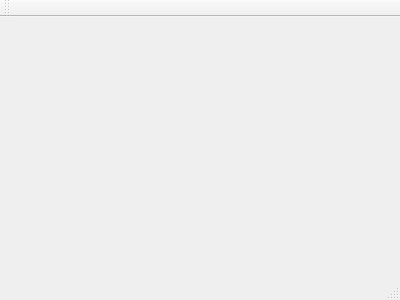
smwoolridge/TicTacToe, file mainwindow.ui: the form before one commit.
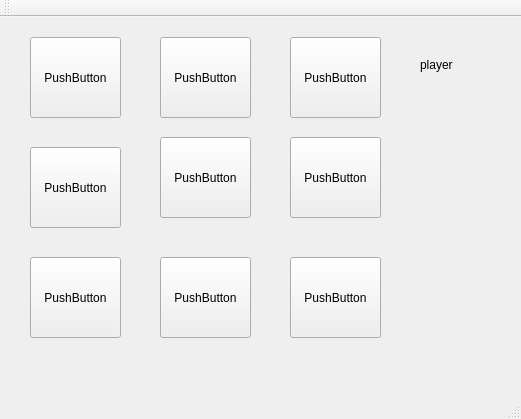
The form after the commit.

What changed in the file:
```diff
--- a/mainwindow.ui
+++ b/mainwindow.ui
@@ -1,24 +1,170 @@
 <ui version="4.0">
  <class>MainWindow</class>
- <widget class="QMainWindow" name="MainWindow" >
-  <property name="geometry" >
+ <widget class="QMainWindow" name="MainWindow">
+  <property name="geometry">
    <rect>
     <x>0</x>
     <y>0</y>
-    <width>400</width>
-    <height>300</height>
+    <width>521</width>
+    <height>419</height>
    </rect>
   </property>
   <property name="windowTitle" >
    <string>MainWindow</string>
   </property>
-  <widget class="QMenuBar" name="menuBar" />
-  <widget class="QToolBar" name="mainToolBar" />
-  <widget class="QWidget" name="centralWidget" />
-  <widget class="QStatusBar" name="statusBar" />
+  <widget class="QWidget" name="centralWidget">
+   <widget class="QPushButton" name="pushButton">
+    <property name="geometry">
+     <rect>
+      <x>30</x>
+      <y>20</y>
+      <width>91</width>
+      <height>81</height>
+     </rect>
+    </property>
+    <property name="text">
+     <string>PushButton</string>
+    </property>
+   </widget>
+   <widget class="QPushButton" name="pushButton_2">
+    <property name="geometry">
+     <rect>
+      <x>160</x>
+      <y>20</y>
+      <width>91</width>
+      <height>81</height>
+     </rect>
+    </property>
+    <property name="text">
+     <string>PushButton</string>
+    </property>
+   </widget>
+   <widget class="QPushButton" name="pushButton_3">
+    <property name="geometry">
+     <rect>
+      <x>160</x>
+      <y>120</y>
+      <width>91</width>
+      <height>81</height>
+     </rect>
+    </property>
+    <property name="text">
+     <string>PushButton</string>
+    </property>
+   </widget>
+   <widget class="QPushButton" name="pushButton_4">
+    <property name="geometry">
+     <rect>
+      <x>290</x>
+      <y>20</y>
+      <width>91</width>
+      <height>81</height>
+     </rect>
+    </property>
+    <property name="text">
+     <string>PushButton</string>
+    </property>
+   </widget>
+   <widget class="QPushButton" name="pushButton_5">
+    <property name="geometry">
+     <rect>
+      <x>290</x>
+      <y>120</y>
+      <width>91</width>
+      <height>81</height>
+     </rect>
+    </property>
+    <property name="text">
+     <string>PushButton</string>
+    </property>
+   </widget>
+   <widget class="QPushButton" name="pushButton_6">
+    <property name="geometry">
+     <rect>
+      <x>290</x>
+      <y>240</y>
+      <width>91</width>
+      <height>81</height>
+     </rect>
+    </property>
+    <property name="text">
+     <string>PushButton</string>
+    </property>
+   </widget>
+   <widget class="QPushButton" name="pushButton_7">
+    <property name="geometry">
+     <rect>
+      <x>160</x>
+      <y>240</y>
+      <width>91</width>
+      <height>81</height>
+     </rect>
+    </property>
+    <property name="text">
+     <string>PushButton</string>
+    </property>
+   </widget>
+   <widget class="QPushButton" name="pushButton_8">
+    <property name="geometry">
+     <rect>
+      <x>30</x>
+      <y>240</y>
+      <width>91</width>
+      <height>81</height>
+     </rect>
+    </property>
+    <property name="text">
+     <string>PushButton</string>
+    </property>
+   </widget>
+   <widget class="QPushButton" name="pushButton_9">
+    <property name="geometry">
+     <rect>
+      <x>30</x>
+      <y>130</y>
+      <width>91</width>
+      <height>81</height>
+     </rect>
+    </property>
+    <property name="text">
+     <string>PushButton</string>
+    </property>
+   </widget>
+   <widget class="QLabel" name="playerLabel">
+    <property name="geometry">
+     <rect>
+      <x>420</x>
+      <y>40</y>
+      <width>58</width>
+      <height>16</height>
+     </rect>
+    </property>
+    <property name="text">
+     <string>player</string>
+    </property>
+   </widget>
+  </widget>
+  <widget class="QMenuBar" name="menuBar">
+   <property name="geometry">
+    <rect>
+     <x>0</x>
+     <y>0</y>
+     <width>521</width>
+     <height>22</height>
+    </rect>
+   </property>
+  </widget>
+  <widget class="QToolBar" name="mainToolBar">
+   <attribute name="toolBarArea">
+    <enum>TopToolBarArea</enum>
+   </attribute>
+   <attribute name="toolBarBreak">
+    <bool>false</bool>
+   </attribute>
+  </widget>
+  <widget class="QStatusBar" name="statusBar"/>
  </widget>
- <layoutDefault spacing="6" margin="11" />
- <pixmapfunction></pixmapfunction>
+ <layoutdefault spacing="6" margin="11"/>
  <resources/>
  <connections/>
 </ui>
```
Left out of the diff: 3 changed lines with no effect on the pictures.
